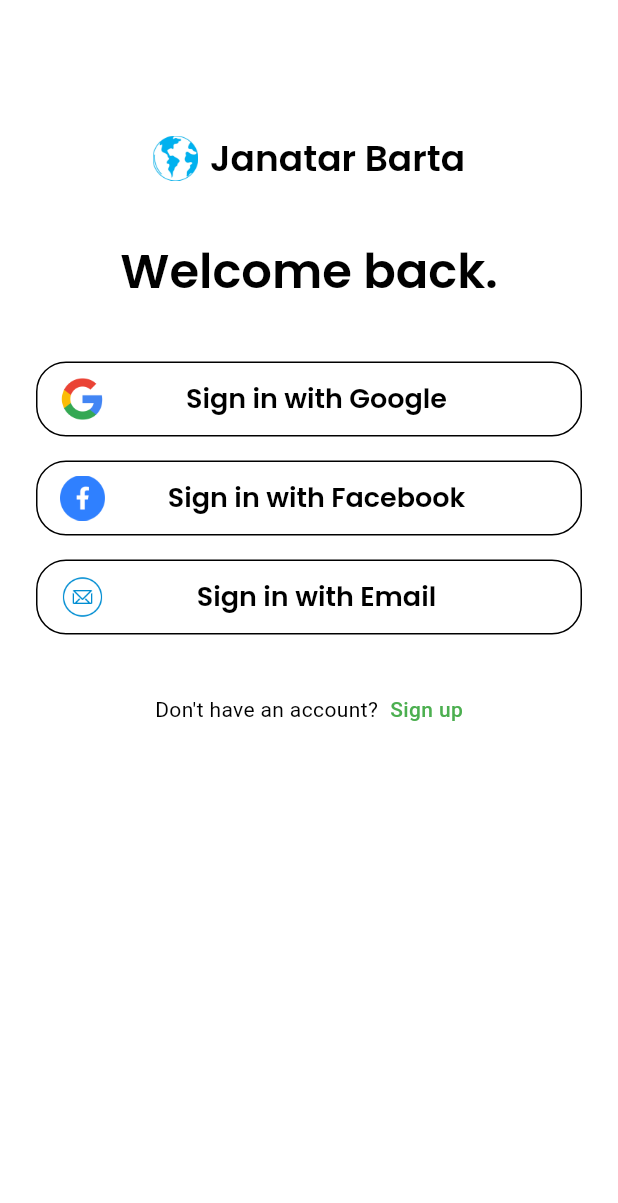
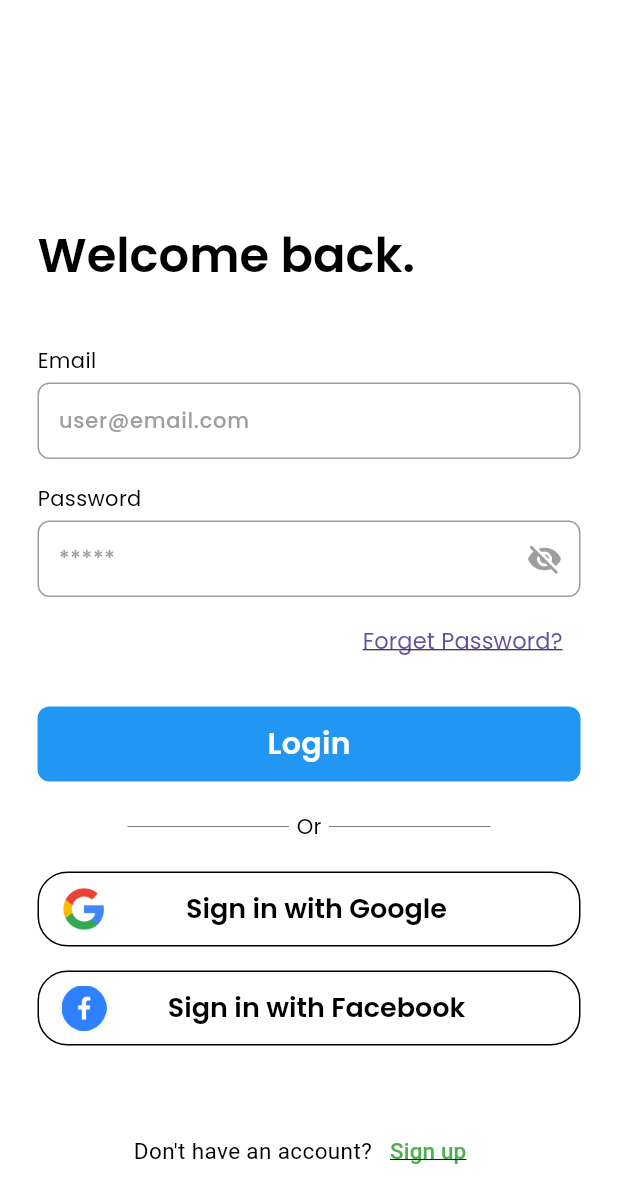
Before and after one commit to MamunCh0wdhury/janatar_barta_news, a Flutter app: the LoginScreen screen opened directly, on a phone screen of 412 x 824 dp. Shown: the top 1203 px of the screen. Run offline on Flutter 3.47's test engine with Material 2 defaults, Android fonts, the phone set to English and light mode, and no system bars; our stand-ins replace get, iconsax, logger; Roboto replaces fonts that are missing (Poppins-Regular).

Commit message:
update ui

```diff
--- a/lib/common/widgets/app_footer.dart
+++ b/lib/common/widgets/app_footer.dart
@@ -1,36 +1,43 @@
 import 'package:flutter/material.dart';
 import 'package:janatar_barta/utils/constants/colors.dart';
-import 'package:janatar_barta/utils/constants/size.dart';
 
 // ignore: must_be_immutable
 class AppFooter extends StatelessWidget {
-
   String titlePath;
   String subTitlePath;
+  final Function()? onTap;
+
   AppFooter({
     required this.titlePath,
     required this.subTitlePath,
     super.key,
+    this.onTap,
   });
 
   @override
   Widget build(BuildContext context) {
-    return  Row(
+    return Row(
       mainAxisAlignment: MainAxisAlignment.center,
       children: [
         Text(
           titlePath,
-          style: const TextStyle(fontFamily: 'Poppins-Regular'),
+          style: const TextStyle(
+            fontSize: 15,
+              fontFamily: 'Poppins-Regular',
              ),
-        const SizedBox(
-          width: TSize.sm,
         ),
-        Text(
+
+        TextButton(
+          onPressed: onTap,
+          child: Text(
             subTitlePath,
             style: const TextStyle(
+                decoration: TextDecoration.underline,
+                fontSize: 15,
                 color: TColors.textGreen,
                 fontWeight: FontWeight.w500,
                 fontFamily: 'Poppins-Regular'),
+          ),
         ),
       ],
     );
--- a/lib/common/widgets/app_header.dart
+++ b/lib/common/widgets/app_header.dart
@@ -1,8 +1,6 @@
 import 'package:flutter/material.dart';
-import 'package:janatar_barta/utils/constants/size.dart';
 import 'package:janatar_barta/utils/constants/text_string.dart';
 
-import '../../utils/constants/image_strings.dart';
 class AppHeader extends StatelessWidget {
   const AppHeader({
     super.key,
@@ -16,15 +14,6 @@ class AppHeader extends StatelessWidget {
     return Row(
       mainAxisAlignment: MainAxisAlignment.center,
       children: [
-        Image(
-          image: AssetImage(
-            dark ? TImages.darkAppLogo : TImages.lightAppLogo,
-          ),
-          height: TSize.imageHeight,
-        ),
-        const SizedBox(
-          width: TSize.sm,
-        ),
         Text(TText.loginTitle,
             style: Theme.of(context).textTheme.headlineMedium),
       ],
--- /dev/null
+++ b/lib/common/widgets/common_button.dart
@@ -0,0 +1,31 @@
+import 'package:flutter/material.dart';
+class SignInButton extends StatelessWidget {
+  final Function()? onTap;
+  final String textAsset;
+  const SignInButton({super.key, required this.onTap, required this.textAsset});
+
+  @override
+  Widget build(BuildContext context) {
+    return GestureDetector(
+      onTap: onTap ,
+      child: Container(
+        height: 50,
+        width: double.infinity,
+        decoration: BoxDecoration(
+           color: Colors.blue,
+          borderRadius: BorderRadius.circular(8),
+        ),
+        child:  Center(
+          child: Text(
+            textAsset,
+            style: const TextStyle(
+              color: Colors.white,
+              fontWeight: FontWeight.bold,
+              fontSize: 20,
+            ),
+          ),
+        ),
+      ),
+    );
+  }
+}
--- /dev/null
+++ b/lib/common/widgets/common_divider.dart
@@ -0,0 +1,39 @@
+import 'package:flutter/material.dart';
+import 'package:janatar_barta/utils/constants/colors.dart';
+import 'package:janatar_barta/utils/helpers/helper_function.dart';
+
+class CommonDivider extends StatelessWidget {
+  const CommonDivider({
+    super.key,
+    required this.dividerText,
+  });
+
+  final String dividerText;
+
+  @override
+  Widget build(BuildContext context) {
+    final dark = THelperFunction.isDarkMode(context);
+    return Row(
+      mainAxisAlignment: MainAxisAlignment.center,
+      children: [
+         Flexible(
+          child: Divider(
+            color: dark?TColors.white:TColors.darkerGrey,
+            thickness: 0.5,
+            indent: 60,
+            endIndent: 5,
+          ),
+        ),
+        Text(dividerText),
+         Flexible(
+          child: Divider(
+            color: dark?TColors.white:TColors.darkerGrey,
+            thickness: 0.5,
+            indent: 5,
+            endIndent: 60,
+          ),
+        ),
+      ],
+    );
+  }
+}
--- /dev/null
+++ b/lib/common/widgets/text_form_fields.dart
@@ -0,0 +1,41 @@
+import 'package:flutter/material.dart';
+import 'package:janatar_barta/utils/helpers/helper_function.dart';
+
+// ignore: must_be_immutable
+class TextForm extends StatelessWidget {
+  TextForm(
+      {super.key,
+      required this.hintText,
+      this.suffixIcon,
+      required this.obscureText});
+
+  final String hintText;
+  Widget? suffixIcon;
+  final bool obscureText;
+
+  @override
+  Widget build(BuildContext context) {
+    final dark = THelperFunction.isDarkMode(context);
+    return TextFormField(
+      obscureText: obscureText,
+      decoration: InputDecoration(
+        suffixIcon: suffixIcon,
+        hintText: hintText,
+        hintStyle: const TextStyle(color: Colors.grey),
+        contentPadding:
+            const EdgeInsets.symmetric(vertical: 15, horizontal: 10),
+        enabledBorder: OutlineInputBorder(
+          borderSide: BorderSide(color: dark ? Colors.white : Colors.grey),
+          borderRadius: BorderRadius.circular(8.0),
+        ),
+        focusedBorder: OutlineInputBorder(
+          borderRadius: BorderRadius.circular(8.0),
+          borderSide: BorderSide(color: dark ? Colors.white : Colors.grey),
+        ),
+        errorBorder: OutlineInputBorder(
+            borderRadius: BorderRadius.circular(8.0),
+            borderSide: const BorderSide(color: Colors.red)),
+      ),
+    );
+  }
+}
--- a/lib/features/authentication/screens/login/login.dart
+++ b/lib/features/authentication/screens/login/login.dart
@@ -1,38 +1,67 @@
 import 'package:flutter/material.dart';
-import 'package:janatar_barta/common/styles/spacing_style.dart';
+import 'package:get/get.dart';
 import 'package:janatar_barta/common/widgets/app_footer.dart';
-import 'package:janatar_barta/common/widgets/app_header.dart';
+import 'package:janatar_barta/common/widgets/common_button.dart';
+import 'package:janatar_barta/common/widgets/common_divider.dart';
 import 'package:janatar_barta/features/authentication/screens/login/login_widget/signIn_widgets.dart';
+import 'package:janatar_barta/features/authentication/screens/signup/signup.dart';
 import 'package:janatar_barta/utils/constants/image_strings.dart';
 import 'package:janatar_barta/utils/constants/size.dart';
 import 'package:janatar_barta/utils/constants/text_string.dart';
-import 'package:janatar_barta/utils/helpers/helper_function.dart';
+import 'login_widget/forget_password.dart';
+import 'login_widget/login_form.dart';
 
 class LoginScreen extends StatelessWidget {
   const LoginScreen({super.key});
 
   @override
   Widget build(BuildContext context) {
-    final dark = THelperFunction.isDarkMode(context);
-    return Scaffold(
+    return GestureDetector(
+      onTap: () => FocusScope.of(context).unfocus(),
+      child: Scaffold(
         body: Padding(
-        padding: TSpacingStyle.paddingWithAppBarHeight,
+          padding: const EdgeInsets.only(top: 150.0, left: 25.0, right: 25.0),
+          child: SingleChildScrollView(
+            keyboardDismissBehavior: ScrollViewKeyboardDismissBehavior.onDrag,
             child: Column(
+              crossAxisAlignment: CrossAxisAlignment.center,
+              mainAxisAlignment: MainAxisAlignment.center,
               children: [
-
-            /// -- Logo with Text
-            AppHeader(dark: dark),
+                /// -- Welcome Back
+                Row(
+                  mainAxisAlignment: MainAxisAlignment.start,
+                  children: [
+                    Text(
+                      TText.loginSubTitle,
+                      style: Theme.of(context).textTheme.headlineLarge,
+                    ),
+                  ],
+                ),
                 const SizedBox(
                   height: TSize.xl,
                 ),
 
-            /// -- Welcome Back
-            Text(
-              TText.loginSubTitle,
-              style: Theme.of(context).textTheme.headlineLarge,
+                /// --Email LogInForm
+                const LoginForm(),
+                const SizedBox(
+                  height: 5.0,
                 ),
+                const ForgetPassword(),
+
                 const SizedBox(
-              height: TSize.xl,
+                  height: 20,
+                ),
+
+                /// -- Login Button
+                SignInButton(onTap: () {}, textAsset: 'Login'),
+                const SizedBox(
+                  height: 20,
+                ),
+
+                /// -- Divider
+                const CommonDivider(dividerText: 'Or'),
+                const SizedBox(
+                  height: 20,
                 ),
 
                 /// -- SignIn with Google
@@ -44,21 +73,26 @@ class LoginScreen extends StatelessWidget {
 
                 /// -- SignIn with Facebook
                 SignInOption(
-                signInText: TText.facebookSignIn, imagePath: TImages.facebook),
+                    signInText: TText.facebookSignIn,
+                    imagePath: TImages.facebook),
                 const SizedBox(
                   height: TSize.md,
                 ),
-
-            /// -- Sign In with Email
-            SignInOption(
-                signInText: TText.emailSignIn, imagePath: TImages.email),
                 const SizedBox(
-              height: TSize.xl,
+                  height: 30,
                 ),
 
                 /// -- App footer
-             AppFooter(titlePath: TText.accountSign,subTitlePath: TText.accountSignText,),
+                AppFooter(
+                  titlePath: TText.accountSign,
+                  subTitlePath: TText.accountSignText,
+                  onTap: () => Get.to(
+                    const SignUpScreen(),
+                  ),
+                ),
               ],
+            ),
+          ),
         ),
       ),
     );
--- /dev/null
+++ b/lib/features/authentication/screens/login/login_widget/forget_password.dart
@@ -0,0 +1,23 @@
+import 'package:flutter/material.dart';
+class ForgetPassword extends StatelessWidget {
+  const ForgetPassword({
+    super.key,
+  });
+
+  @override
+  Widget build(BuildContext context) {
+    return Row(
+      mainAxisAlignment: MainAxisAlignment.end,
+      children: [
+        TextButton(
+          onPressed: () {},
+          child: const Text(
+            'Forget Password?',
+            style: TextStyle(
+                decoration: TextDecoration.underline,
+                fontSize: 15),
+          ),),
+      ],
+    );
+  }
+}
--- /dev/null
+++ b/lib/features/authentication/screens/login/login_widget/login_form.dart
@@ -0,0 +1,57 @@
+import 'package:flutter/material.dart';
+import 'package:janatar_barta/common/widgets/text_form_fields.dart';
+import 'package:janatar_barta/utils/constants/size.dart';
+
+class LoginForm extends StatelessWidget {
+  const LoginForm({
+    super.key,
+  });
+
+  @override
+  Widget build(BuildContext context) {
+    return Form(
+      child: Column(
+        mainAxisAlignment: MainAxisAlignment.start,
+        crossAxisAlignment: CrossAxisAlignment.start,
+        children: [
+          /// -- Email Text
+          const Text(
+            'Email',
+            textAlign: TextAlign.left,
+          ),
+          const SizedBox(
+            height: 5.0,
+          ),
+
+          /// -- Email TextField
+          TextForm(
+            hintText: 'user@email.com',
+            obscureText: false,
+          ),
+          const SizedBox(
+            height: TSize.md,
+          ),
+
+          /// -- Password TextField
+          const Text(
+            'Password',
+            textAlign: TextAlign.left,
+          ),
+          const SizedBox(
+            height: 5.0,
+          ),
+
+          /// -- Password TextField
+          TextForm(
+            obscureText: true,
+            hintText: '*****',
+            suffixIcon: IconButton(
+              onPressed: () {},
+              icon: const Icon(Icons.visibility_off),
+            ),
+          ),
+        ],
+      ),
+    );
+  }
+}
--- a/lib/features/personalization/screens/home_screen/home_screen.dart
+++ b/lib/features/personalization/screens/home_screen/home_screen.dart
@@ -50,8 +50,6 @@ class _HomeScreenState extends State<HomeScreen> with TickerProviderStateMixin {
           ),
         ],
       ),
-
-
     );
   }
 }
--- a/lib/utils/constants/text_string.dart
+++ b/lib/utils/constants/text_string.dart
@@ -1,19 +1,10 @@
 class TText {
   TText._();
-
-  /// -- On Boarding Text
-  static const String onBoardingTitle1 = '';
-  static const String onBoardingTitle2 = '';
-  static const String onBoardingTitle3 = '';
-
-  static const String onBoardingSubtitle1 = '';
-  static const String onBoardingSubtitle2 = '';
-  static const String onBoardingSubtitle3 = '';
 
   /// -- App Name Text
   static const String loginTitle = 'Janatar Barta';
   static const String loginSubTitle = 'Welcome back.';
-  static const String loginSubTitle1 = 'Join us.';
+  static const String loginSubTitle1 = 'Create an account';
 
   /// -- Sign in option text
  static const String googleSignIn='Sign in with Google';
```
Also changed, not shown: lib/app.dart (+4 -4 lines), lib/features/authentication/screens/signup/signup.dart (+45 -18 lines), lib/features/authentication/screens/signup/signup_widget/sign_up_form.dart (added, +70 -0 lines). Lines whose indentation alone changed are shown as unchanged.
